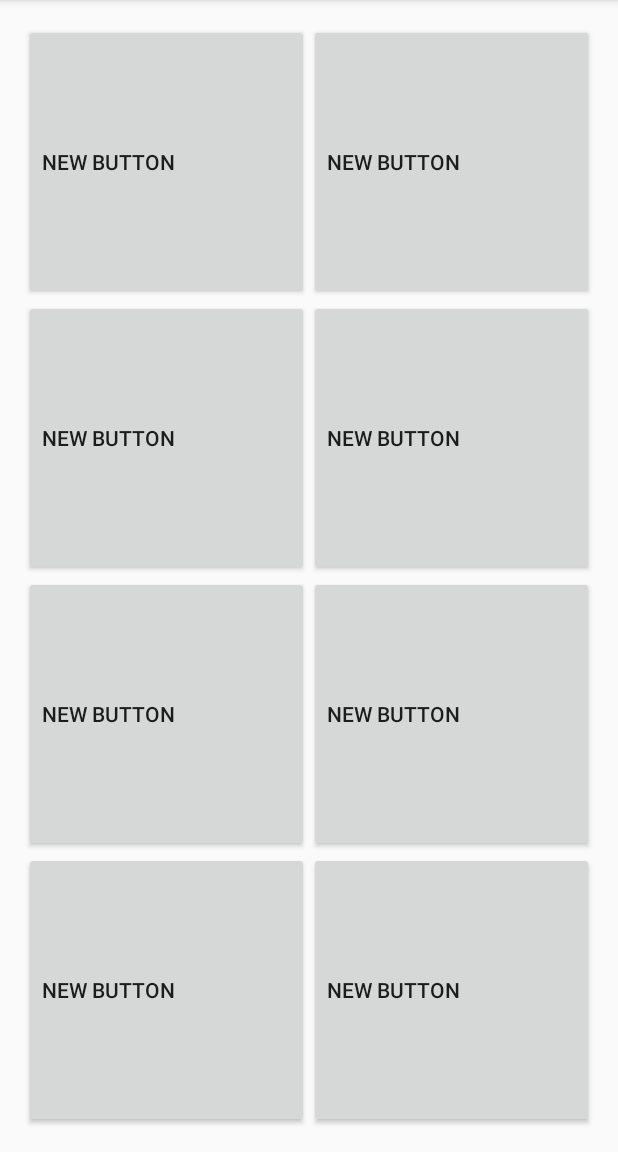
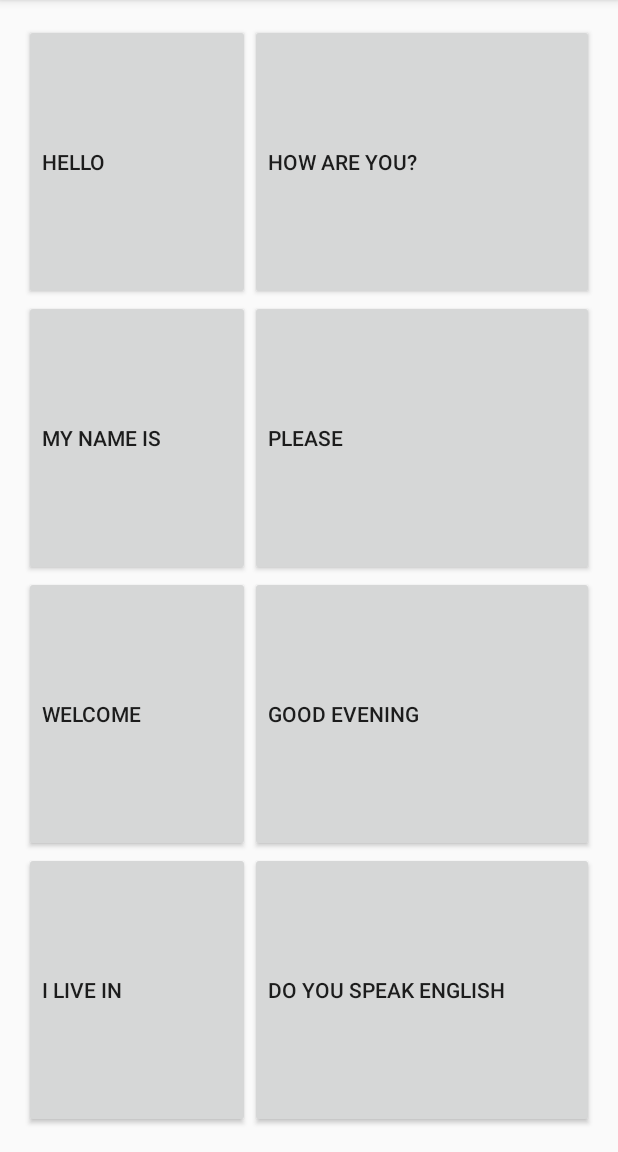
Before and after one commit to ClarkGH/GridLayoutDemo, an Android app: the screen it shows after launch (MainActivity), on a phone screen of 412 x 824 dp, the part 84-1236 px from its top. Run offline under Robolectric (Android 15) with nearby library versions, the phone set to English and light mode, and no system bars.

Commit message:
Set up onclick method

```diff
--- a/app/src/main/java/com/example/clarkhinchcliff/gridlayoutdemo/MainActivity.java
+++ b/app/src/main/java/com/example/clarkhinchcliff/gridlayoutdemo/MainActivity.java
@@ -2,8 +2,13 @@ package com.example.clarkhinchcliff.gridlayoutdemo;
 
 import android.support.v7.app.AppCompatActivity;
 import android.os.Bundle;
+import android.view.View;
 
 public class MainActivity extends AppCompatActivity {
+
+    public void sayPhrase (View view){
+
+    }
 
     @Override
     protected void onCreate(Bundle savedInstanceState) {
--- a/app/src/main/res/layout/activity_main.xml
+++ b/app/src/main/res/layout/activity_main.xml
@@ -26,8 +26,9 @@
             android:gravity="fill"
             android:layout_columnWeight="1"
             android:layout_rowWeight="1"
-            android:text="New Button"
-            android:id="@+id/button1" />
+            android:text="Hello"
+            android:id="@+id/button0"
+            android:onClick="sayPhrase" />
 
         <Button
             android:layout_width="wrap_content"
@@ -37,8 +38,9 @@
             android:gravity="fill"
             android:layout_columnWeight="1"
             android:layout_rowWeight="1"
-            android:text="New Button"
-            android:id="@+id/button2" />
+            android:text="How are you?"
+            android:id="@+id/button1"
+            android:onClick="sayPhrase" />
 
         <Button
             android:layout_width="wrap_content"
@@ -48,8 +50,9 @@
             android:gravity="fill"
             android:layout_columnWeight="1"
             android:layout_rowWeight="1"
-            android:text="New Button"
-            android:id="@+id/button3" />
+            android:text="MY NAME IS"
+            android:id="@+id/button2"
+            android:onClick="sayPhrase" />
         <Button
             android:layout_width="wrap_content"
             android:layout_height="wrap_content"
@@ -58,8 +61,9 @@
             android:gravity="fill"
             android:layout_columnWeight="1"
             android:layout_rowWeight="1"
-            android:text="New Button"
-            android:id="@+id/button4" />
+            android:text="PLEASE"
+            android:id="@+id/button3"
+            android:onClick="sayPhrase" />
         <Button
             android:layout_width="wrap_content"
             android:layout_height="wrap_content"
@@ -68,8 +72,9 @@
             android:gravity="fill"
             android:layout_columnWeight="1"
             android:layout_rowWeight="1"
-            android:text="New Button"
-            android:id="@+id/button5" />
+            android:text="WELCOME"
+            android:id="@+id/button4"
+            android:onClick="sayPhrase" />
         <Button
             android:layout_width="wrap_content"
             android:layout_height="wrap_content"
@@ -78,8 +83,9 @@
             android:gravity="fill"
             android:layout_columnWeight="1"
             android:layout_rowWeight="1"
-            android:text="New Button"
-            android:id="@+id/button6" />
+            android:text="GOOD EVENING"
+            android:id="@+id/button5"
+            android:onClick="sayPhrase" />
         <Button
             android:layout_width="wrap_content"
             android:layout_height="wrap_content"
@@ -88,8 +94,9 @@
             android:gravity="fill"
             android:layout_columnWeight="1"
             android:layout_rowWeight="1"
-            android:text="New Button"
-            android:id="@+id/button7" />
+            android:text="I LIVE IN"
+            android:id="@+id/button6"
+            android:onClick="sayPhrase" />
         <Button
             android:layout_width="wrap_content"
             android:layout_height="wrap_content"
@@ -98,7 +105,8 @@
             android:gravity="fill"
             android:layout_columnWeight="1"
             android:layout_rowWeight="1"
-            android:text="New Button"
-            android:id="@+id/button8" />
+            android:text="DO YOU SPEAK ENGLISH"
+            android:id="@+id/button7"
+            android:onClick="sayPhrase" />
     </GridLayout>
 </RelativeLayout>
```
